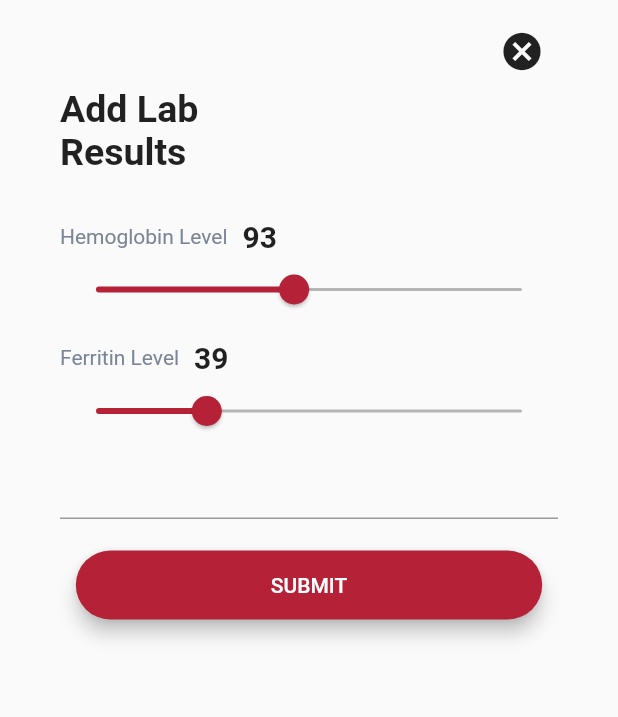
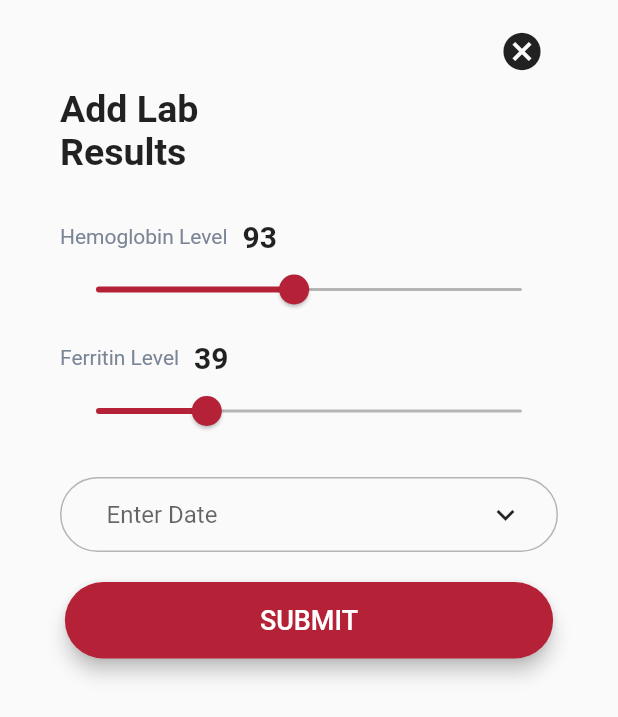
Before and after one commit to diksh735/IronMom, a Flutter app: the BSheet widget shown alone on an empty page, opened directly, on a phone screen of 412 x 824 dp. Shown: the top 717 px of the screen. Run offline on Flutter 3.47's test engine with Material 2 defaults, Android fonts, the phone set to English and light mode, and no system bars; our stand-ins replace modal_bottom_sheet; missing offline and left inert: flutter_statusbarcolor.

Commit message:
Bottom Modal Sheet Completed

```diff
--- a/lib/Widgets/modal_bottom_sheet.dart
+++ b/lib/Widgets/modal_bottom_sheet.dart
@@ -11,12 +11,27 @@ class BSheet extends StatefulWidget {
 }
 
 class _BSheetState extends State<BSheet> {
+  TextEditingController _controller;
   int hemo = 93;
   int ferri = 39;
+
+  @override
+  void initState() {
+    super.initState();
+    _controller = TextEditingController();
+  }
+
+  void dispose() {
+    _controller.dispose();
+    super.dispose();
+  }
+
   @override
   Widget build(BuildContext context) {
-    return Container(
-      padding: EdgeInsets.fromLTRB(40, 10, 40, 30),
+    final size = DeviceSize(context: context);
+    return SingleChildScrollView(
+      child: Container(
+        padding: EdgeInsets.fromLTRB(40, 10, 40, 50),
         child: Column(
           crossAxisAlignment: CrossAxisAlignment.start,
           children: [
@@ -105,18 +120,78 @@ class _BSheetState extends State<BSheet> {
               ),
             ),
             SizedBox(
-            height: 0,
+              height: 20,
             ),
-          Center(
-            child: TextFormField(),
+            Container(
+              padding: EdgeInsets.fromLTRB(30, 0, 10, 0),
+              decoration: BoxDecoration(
+                shape: BoxShape.rectangle,
+                border: Border.all(color: kGray),
+                borderRadius: BorderRadius.all(
+                  Radius.circular(30),
+                ),
+              ),
+              child: Row(
+                mainAxisAlignment: MainAxisAlignment.spaceBetween,
+                children: [
+                  Container(
+                    child: TextField(
+                      decoration: InputDecoration(
+                        hintText: 'Enter Date',
+                        border: InputBorder.none,
+                      ),
+                      controller: _controller,
+                    ),
+                    width: size.width / 2,
+                  ),
+                  IconButton(
+                    icon: Icon(Icons.keyboard_arrow_down),
+                    onPressed: () {
+                      showDatePicker(
+                          context: context,
+                          initialDate: DateTime.now(),
+                          firstDate: DateTime(2019, 1),
+                          lastDate: DateTime(2021, 12),
+                          builder: (BuildContext context, Widget picker) {
+                            return Theme(
+                              data: ThemeData.light().copyWith(
+                                colorScheme: ColorScheme.light(
+                                  secondary: kPrimaryRed,
+                                  secondaryVariant: kPrimaryRed,
+                                  primary: kPrimaryRed,
+                                  onPrimary: kPrimaryWhite,
+                                  surface: kPrimaryRed,
+                                  onSurface: Colors.black,
+                                ),
+                                dialogBackgroundColor: kPrimaryWhite,
+                              ),
+                              child: picker,
+                            );
+                          }).then((selectedDate) {
+                        if (selectedDate != null) {
+                          String s = selectedDate.toString();
+                          var date = DateTime.parse(s);
+                          var formattedDate =
+                              "${date.day}/${date.month}/${date.year}";
+                          _controller.text = formattedDate;
+                        }
+                      });
+                    },
+                  ),
+                ],
+              ),
             ),
             SizedBox(
               height: 20,
             ),
             Center(
+              child: Container(
                 child: RaisedButton(
                   padding: EdgeInsets.fromLTRB(130, 15, 130, 15),
-              child: Text('SUBMIT'),
+                  child: Text(
+                    'SUBMIT',
+                    style: TextStyle(fontSize: 18),
+                  ),
                   elevation: 5,
                   color: kPrimaryRed,
                   textColor: kPrimaryWhite,
@@ -126,8 +201,10 @@ class _BSheetState extends State<BSheet> {
                     Navigator.pop(context);
                   },
                 ),
+              ),
             )
           ],
+        ),
       ),
     );
   }
```
Lines whose indentation alone changed are shown as unchanged.
